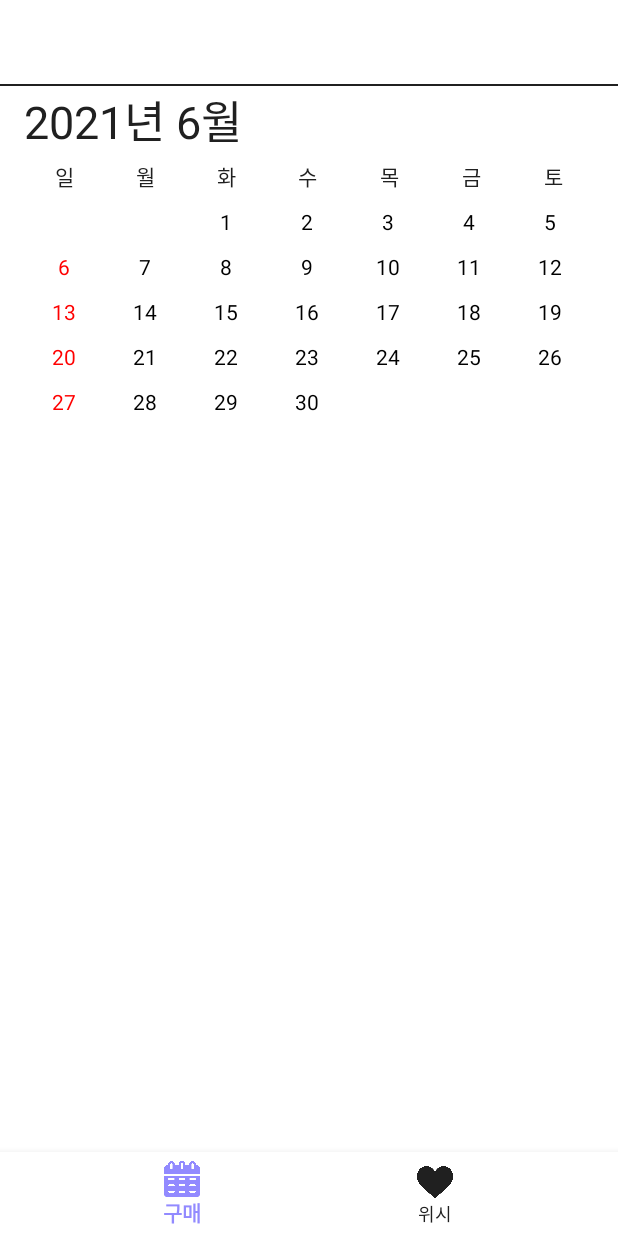
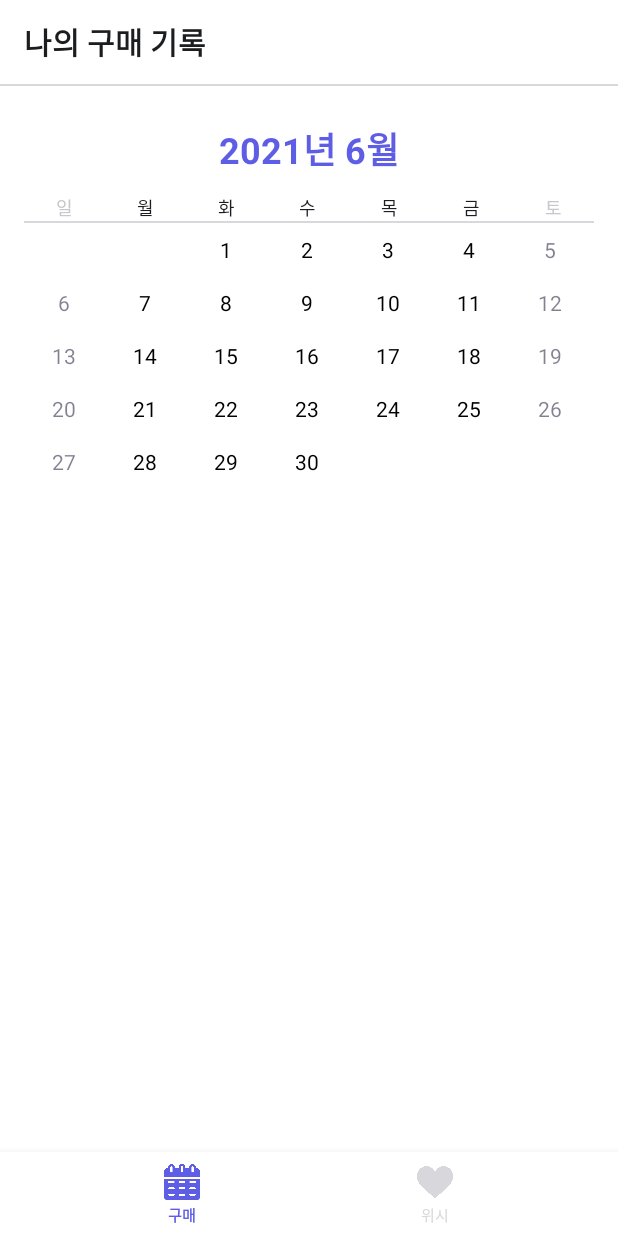
Before and after one commit to dndbekfrl1/WishBook, an Android app: the screen it shows after launch (MainActivity), on a phone screen of 412 x 824 dp. Run offline under Robolectric (Android 15) with nearby library versions, the phone set to English and light mode, and no system bars; our stand-ins replace Room's generated code; libraries missing offline, so code that uses them is left out: com.google.api.client.

Commit message:
update ui

```diff
--- a/WishBook/app/src/main/java/com/jina/wishbook/Calendar/CalendarFragment.java
+++ b/WishBook/app/src/main/java/com/jina/wishbook/Calendar/CalendarFragment.java
@@ -33,8 +33,6 @@ import java.util.List;
 
 
 public class CalendarFragment extends Fragment {
-    //TODO: 구매 선택시 캘린더에 반영 - done
-
     private Toolbar toolbar;
     private GridView gridView;
     private DateAdapter adapter;
@@ -98,8 +96,8 @@ public class CalendarFragment extends Fragment {
     public void onCreateOptionsMenu(@NonNull Menu menu, @NonNull MenuInflater inflater) {
         super.onCreateOptionsMenu(menu,inflater);
         inflater.inflate(R.menu.menu_camera,menu);
+        Log.e("oncreateoptionsmenu","DD");
     }
-
 
     //카메라 스캔 실행
     @Override
@@ -108,16 +106,20 @@ public class CalendarFragment extends Fragment {
             case R.id.camera_menu:
                 Intent intent = new Intent(this.getActivity(),CameraActivity.class);
                 startActivity(intent);
+                return true;
         }
         return false;
     }
+
+
+
 
     @Override
     public View onCreateView(LayoutInflater inflater, ViewGroup container,
                              Bundle savedInstanceState) {
         View view = inflater.inflate(R.layout.fragment_calendar, container, false);
 
-//        toolbar = getActivity().findViewById(R.id.toolbar);
+        toolbar = getActivity().findViewById(R.id.toolbar);
 //        toolbar.setTitle("여기는 캘린더");
 
         mCalToday = Calendar.getInstance();
@@ -133,7 +135,6 @@ public class CalendarFragment extends Fragment {
                 setCalendarDate(mCal.get(Calendar.MONTH)+1,gridView,books);
             }
         });
-
 
         return view;
     }
@@ -187,9 +188,9 @@ class DateAdapter extends BaseAdapter {
                 ViewText.setText(arrData.get(position).getDay()+"");
             }
 
-            if(arrData.get(position).getDayofweek() == 1)
+            if(arrData.get(position).getDayofweek() == 1 || arrData.get(position).getDayofweek() == 7)
             {
-                ViewText.setTextColor(Color.RED);
+                ViewText.setTextColor(R.color.dark_gray);
             }
             else
             {
--- a/WishBook/app/src/main/res/drawable/menu_selector_color.xml
+++ b/WishBook/app/src/main/res/drawable/menu_selector_color.xml
@@ -1,5 +1,5 @@
 <?xml version="1.0" encoding="utf-8"?>
 <selector xmlns:android="http://schemas.android.com/apk/res/android">
-    <item android:color="@color/point" android:state_checked="true"/>
-    <item android:color="@color/black" android:state_checked="false"/>
+    <item android:color="@color/theme" android:state_checked="true"/>
+    <item android:color="@color/gray" android:state_checked="false"/>
 </selector>
--- a/WishBook/app/src/main/res/layout/activity_main.xml
+++ b/WishBook/app/src/main/res/layout/activity_main.xml
@@ -28,7 +28,7 @@
         </androidx.appcompat.widget.Toolbar>
 
         <View
-            android:background="@color/black"
+            android:background="@color/gray"
             android:layout_width="match_parent"
             android:layout_height="1dp" />
 
--- a/WishBook/app/src/main/res/layout/calendar_viewitem.xml
+++ b/WishBook/app/src/main/res/layout/calendar_viewitem.xml
@@ -8,8 +8,8 @@
     <TextView
         android:id="@+id/ViewText"
         android:gravity="center"
-        android:layout_marginBottom="5dp"
-        android:layout_marginTop="5dp"
+        android:layout_marginBottom="8dp"
+        android:layout_marginTop="8dp"
         android:layout_width="wrap_content"
         android:layout_height="wrap_content" />
 
--- a/WishBook/app/src/main/res/layout/calendar_viewitem_event.xml
+++ b/WishBook/app/src/main/res/layout/calendar_viewitem_event.xml
@@ -8,11 +8,14 @@
     <TextView
         android:id="@+id/ViewText"
         android:gravity="center"
+        android:layout_marginTop="8dp"
         android:layout_width="wrap_content"
         android:layout_height="wrap_content" />
     <ImageView
         android:layout_width="wrap_content"
         android:layout_height="wrap_content"
+        android:layout_marginTop="2dp"
+        android:layout_marginBottom="6dp"
         android:id="@+id/circle"
         android:src="@drawable/circle"/>
 
--- a/WishBook/app/src/main/res/layout/custom_progress_dialog.xml
+++ b/WishBook/app/src/main/res/layout/custom_progress_dialog.xml
@@ -4,6 +4,7 @@
     android:layout_width="match_parent"
     android:layout_height="match_parent"
     android:padding="6dp"
+    android:backgroundTint="@color/white"
     android:background="@drawable/progress_bg" >
 
     <TextView
@@ -13,6 +14,8 @@
         android:layout_alignParentTop="true"
         android:layout_centerHorizontal="true"
         android:text="잠시만 기다려 주세요."
+        android:textColor="@color/theme"
+        android:textStyle="bold"
         android:textSize="20sp" />
 
 
@@ -23,7 +26,7 @@
         android:layout_below="@+id/textView1"
         android:layout_centerHorizontal="true"
         android:layout_marginTop="10dp"
-        android:indeterminateTint="@color/white"
+        android:indeterminateTint="@color/theme"
          />
 
 </RelativeLayout>
--- a/WishBook/app/src/main/res/layout/fragment_calendar.xml
+++ b/WishBook/app/src/main/res/layout/fragment_calendar.xml
@@ -12,27 +12,31 @@
     <LinearLayout
         android:layout_width="match_parent"
         android:layout_height="wrap_content"
+        android:layout_marginTop="24dp"
         android:orientation="vertical">
 
         <TextView
             android:id="@+id/date_title"
             android:layout_width="wrap_content"
             android:layout_height="wrap_content"
-            android:textSize="30sp"
-            android:textStyle="normal"
+            android:layout_gravity="center_horizontal"
+            android:text="2021년 6월"
             android:textAppearance="@android:style/TextAppearance.Holo.Medium"
-            android:textColor="@color/black"
-            android:text="2021년 6월"/>
-        <!-- date title -->
+            android:textColor="@color/theme"
+            android:textSize="24dp"
+            android:textStyle="bold" />
 
+        <LinearLayout
+            android:layout_width="match_parent"
+            android:layout_height="wrap_content"
+            android:orientation="vertical">
 
-
-    <!-- days header -->
             <LinearLayout
                 android:id="@+id/calendar_header"
                 android:layout_width="match_parent"
-        android:layout_height="30dp"
+                android:layout_height="wrap_content"
                 android:gravity="center_vertical"
+                android:layout_marginTop="12dp"
                 android:orientation="horizontal">
 
                 <TextView
@@ -40,56 +44,71 @@
                     android:layout_height="wrap_content"
                     android:layout_weight="1"
                     android:gravity="center_horizontal"
-            android:textColor="@color/black"
-            android:text="일"/>
+                    android:text="일"
+                    android:textColor="@color/dark_gray"
+                    android:textSize="12sp" />
 
                 <TextView
                     android:layout_width="0dp"
                     android:layout_height="wrap_content"
                     android:layout_weight="1"
                     android:gravity="center_horizontal"
+                    android:text="월"
                     android:textColor="@color/black"
-            android:text="월"/>
+                    android:textSize="12sp" />
 
                 <TextView
                     android:layout_width="0dp"
                     android:layout_height="wrap_content"
                     android:layout_weight="1"
                     android:gravity="center_horizontal"
+                    android:text="화"
                     android:textColor="@color/black"
-            android:text="화"/>
+                    android:textSize="12sp" />
 
                 <TextView
                     android:layout_width="0dp"
                     android:layout_height="wrap_content"
                     android:layout_weight="1"
                     android:gravity="center_horizontal"
+                    android:text="수"
                     android:textColor="@color/black"
-            android:text="수"/>
+                    android:textSize="12sp" />
 
                 <TextView
                     android:layout_width="0dp"
                     android:layout_height="wrap_content"
                     android:layout_weight="1"
                     android:gravity="center_horizontal"
+                    android:text="목"
                     android:textColor="@color/black"
-            android:text="목"/>
+                    android:textSize="12sp" />
 
                 <TextView
                     android:layout_width="0dp"
                     android:layout_height="wrap_content"
                     android:layout_weight="1"
                     android:gravity="center_horizontal"
+                    android:text="금"
                     android:textColor="@color/black"
-            android:text="금"/>
+                    android:textSize="12sp" />
 
                 <TextView
                     android:layout_width="0dp"
                     android:layout_height="wrap_content"
                     android:layout_weight="1"
                     android:gravity="center_horizontal"
-            android:textColor="@color/black"
-            android:text="토"/>
+                    android:text="토"
+                    android:textColor="@color/dark_gray"
+                    android:textSize="12sp" />
+            </LinearLayout>
+
+            <View
+                android:background="@color/gray"
+                android:layout_width="match_parent"
+                android:paddingTop="2dp"
+                android:paddingBottom="2dp"
+                android:layout_height="1dp" />
         </LinearLayout>
 
     <!-- days view -->
@@ -98,7 +117,6 @@
         android:layout_width="match_parent"
         android:layout_height="240dp"
         android:numColumns="7" />
-
     </LinearLayout>
 
 </FrameLayout>
--- a/WishBook/app/src/main/res/menu/menu_camera.xml
+++ b/WishBook/app/src/main/res/menu/menu_camera.xml
@@ -3,7 +3,8 @@
     xmlns:app="http://schemas.android.com/apk/res-auto">
 <item
     android:id="@+id/camera_menu"
-    android:icon="@drawable/camera"
-     app:showAsAction="always"
+    android:icon="@drawable/wish"
+    app:showAsAction="always"
+    android:iconTint="@color/theme"
     android:title="camera" />
 </menu>
--- a/WishBook/app/src/main/res/values/colors.xml
+++ b/WishBook/app/src/main/res/values/colors.xml
@@ -1,7 +1,9 @@
 <?xml version="1.0" encoding="utf-8"?>
 <resources>
-    <color name="black">#202020</color>
-    <color name="theme">#0039E1</color>
-    <color name="point">#928AFF</color>
+    <color name="black">#1c1d1f</color>
+    <color name="theme">#5e5de6</color>
+    <color name="point">#30D158</color>
     <color name="white">#ffffff</color>
+    <color name="gray">#d8d8dc</color>
+    <color name="dark_gray">#C7C7CC</color>
 </resources>
--- /dev/null
+++ b/WishBook/app/src/main/res/values/dimens.xml
@@ -0,0 +1,5 @@
+<?xml version="1.0" encoding="utf-8"?>
+<resources xmlns:tools="http://schemas.android.com/tools">
+    <dimen name="design_bottom_navigation_text_size" tools:override="true">10sp</dimen>
+    <dimen name="design_bottom_navigation_active_text_size" tools:override="true">10sp</dimen>
+</resources>
```
Also changed, not shown: WishBook/app/src/main/java/com/jina/wishbook/Camera/BottomSheet.java (+0 -9 lines), WishBook/app/src/main/java/com/jina/wishbook/MainActivity.java (+19 -4 lines), WishBook/app/src/main/java/com/jina/wishbook/WishList/WishFragment.java (+2 -7 lines), WishBook/app/src/main/java/com/jina/wishbook/WishList/WishListViewAdapter.java (+3 -7 lines), WishBook/app/src/main/res/layout/fragment_wish.xml (+9 -5 lines), WishBook/app/src/main/res/layout/toolbar.xml (+2 -7 lines), WishBook/app/src/main/res/layout/wish_list.xml (+15 -18 lines), WishBook/app/src/main/res/values/styles.xml (+9 -2 lines), 1 other file. Lines whose indentation alone changed are shown as unchanged.
